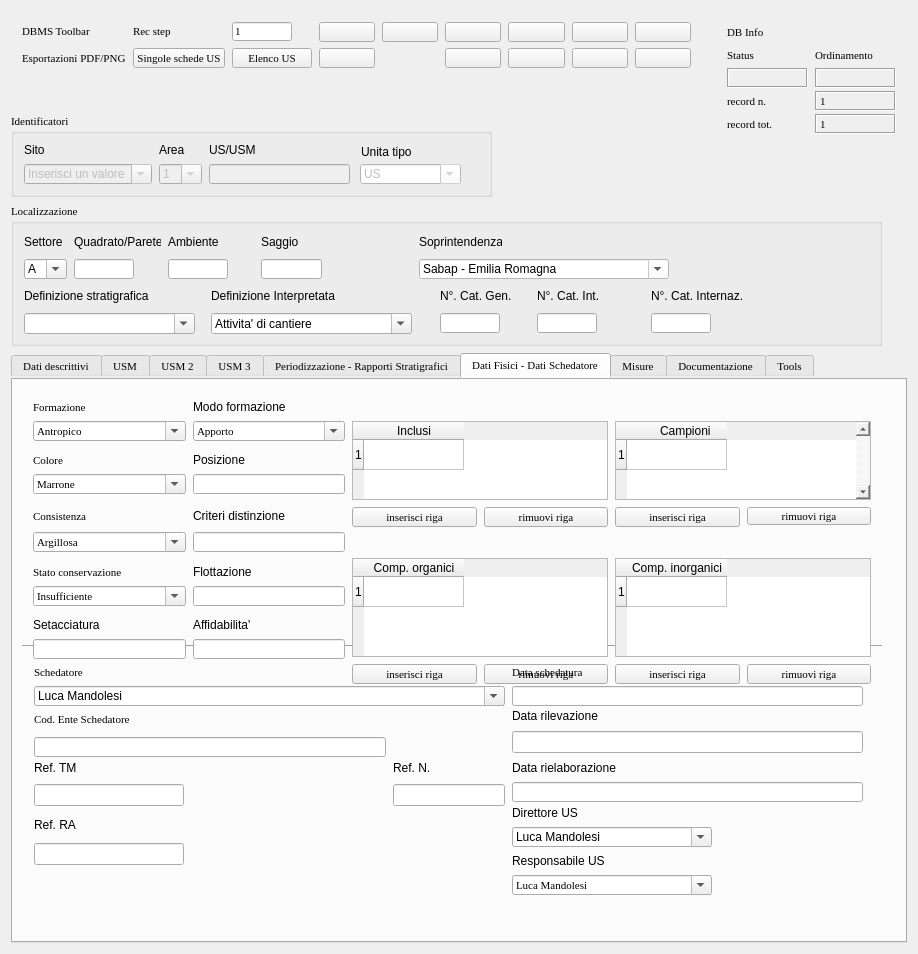
Before: the Qt Designer form gui/ui/US_USM.ui in pyarchinit/pyarchinit, drawn with Qt 5.
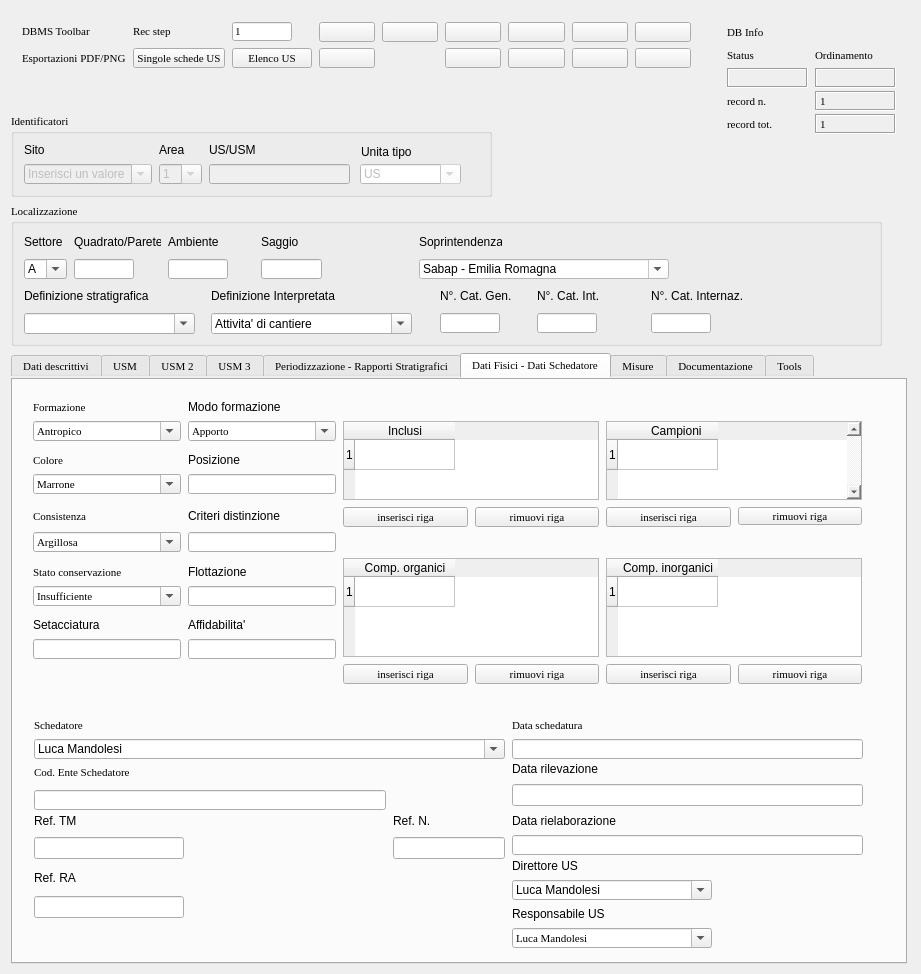
After: the same form once the commit is applied. The open tabs and pages were chosen to show the change. Icons and pictures are not drawn. Custom widgets are drawn as their Qt base class.

What changed in the file:
```diff
--- a/gui/ui/US_USM.ui
+++ b/gui/ui/US_USM.ui
@@ -6,8 +6,8 @@
    <rect>
     <x>0</x>
     <y>0</y>
-    <width>918</width>
-    <height>954</height>
+    <width>921</width>
+    <height>974</height>
    </rect>
   </property>
   <property name="minimumSize">
@@ -52,7 +52,7 @@
      <x>11</x>
      <y>353</y>
      <width>896</width>
-     <height>590</height>
+     <height>611</height>
     </rect>
    </property>
    <property name="minimumSize">
@@ -2149,29 +2149,22 @@
     <attribute name="title">
      <string>Dati Fisici - Dati Schedatore</string>
     </attribute>
-    <widget class="Line" name="line_4">
-     <property name="geometry">
-      <rect>
-       <x>11</x>
-       <y>260</y>
-       <width>860</width>
-       <height>16</height>
-      </rect>
-     </property>
-     <property name="orientation">
-      <enum>Qt::Horizontal</enum>
-     </property>
-    </widget>
     <widget class="QWidget" name="layoutWidget">
      <property name="geometry">
       <rect>
        <x>11</x>
        <y>11</y>
-       <width>860</width>
+       <width>851</width>
        <height>305</height>
       </rect>
      </property>
-     <layout class="QGridLayout" name="gridLayout_14">
+     <layout class="QGridLayout" name="gridLayout_14" columnstretch="0,0,0,0,0,0" columnminimumwidth="0,0,0,0,0,0">
+      <property name="sizeConstraint">
+       <enum>QLayout::SetDefaultConstraint</enum>
+      </property>
+      <property name="verticalSpacing">
+       <number>7</number>
+      </property>
       <item row="7" column="1">
        <widget class="QLineEdit" name="lineEdit_criteri_distinzione">
         <property name="minimumSize">
@@ -2923,7 +2916,7 @@
      <property name="geometry">
       <rect>
        <x>12</x>
-       <y>277</y>
+       <y>330</y>
        <width>851</width>
        <height>247</height>
       </rect>
```
Left out of the diff: 8 changed lines with no effect on the pictures.
